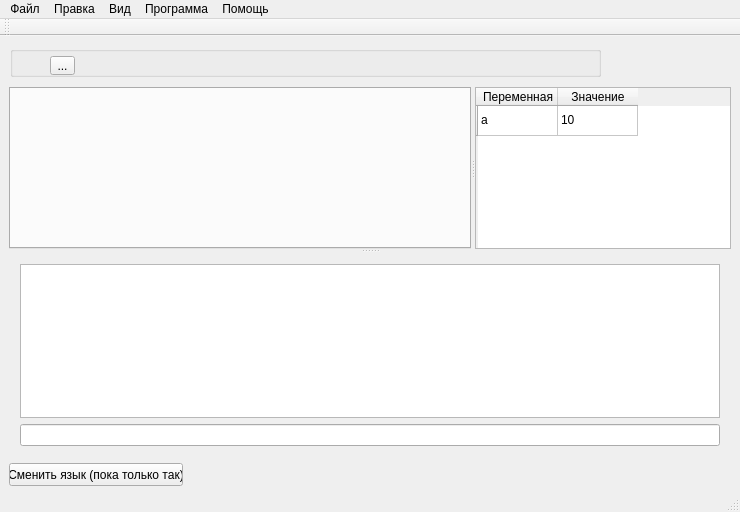
Qt form mainwindow.ui (NOOBS-DevTeam/Appendix) before a commit.
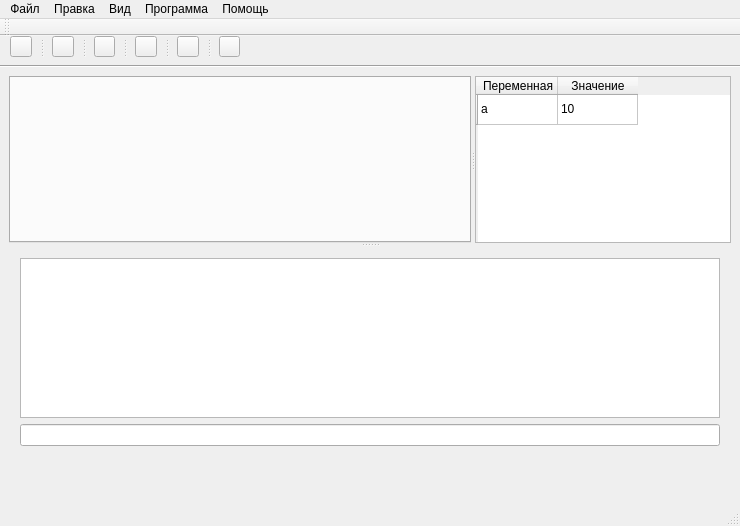
The same form after that commit. Icons and pictures are not drawn.

Commit message: Добавил красивые кнопки, а "сменить язык" спрятал

```diff
--- a/mainwindow.ui
+++ b/mainwindow.ui
@@ -7,7 +7,7 @@
     <x>0</x>
     <y>0</y>
     <width>740</width>
-    <height>512</height>
+    <height>526</height>
    </rect>
   </property>
   <property name="sizePolicy">
@@ -42,11 +42,15 @@
     <property name="geometry">
      <rect>
       <x>9</x>
-      <y>51</y>
+      <y>40</y>
       <width>722</width>
-      <height>370</height>
+      <height>381</height>
      </rect>
     </property>
+    <property name="orientation">
+     <enum>Qt::Vertical</enum>
+    </property>
+    <widget class="QSplitter" name="splitter_4">
     <property name="orientation">
      <enum>Qt::Vertical</enum>
     </property>
@@ -153,48 +157,180 @@
      </layout>
     </widget>
    </widget>
-   <widget class="QPushButton" name="pushButton">
+   </widget>
+   <widget class="Line" name="line">
     <property name="geometry">
      <rect>
-      <x>9</x>
-      <y>427</y>
-      <width>174</width>
-      <height>23</height>
+      <x>0</x>
+      <y>20</y>
+      <width>771</width>
+      <height>21</height>
      </rect>
     </property>
-    <property name="text">
-     <string>Сменить язык (пока только так)</string>
-    </property>
-    <property name="default">
-     <bool>false</bool>
-    </property>
-    <property name="flat">
-     <bool>false</bool>
+    <property name="orientation">
+     <enum>Qt::Horizontal</enum>
     </property>
    </widget>
-   <widget class="QGroupBox" name="groupBox">
+   <widget class="QSplitter" name="splitter_3">
     <property name="geometry">
      <rect>
       <x>10</x>
-      <y>10</y>
-      <width>591</width>
-      <height>31</height>
+      <y>0</y>
+      <width>231</width>
+      <height>21</height>
      </rect>
     </property>
-    <property name="title">
-     <string/>
+    <property name="lineWidth">
+     <number>1</number>
+    </property>
+    <property name="orientation">
+     <enum>Qt::Horizontal</enum>
+    </property>
+    <property name="handleWidth">
+     <number>20</number>
     </property>
     <widget class="QToolButton" name="toolButton">
-     <property name="geometry">
-      <rect>
-       <x>40</x>
-       <y>10</y>
-       <width>25</width>
-       <height>19</height>
-      </rect>
+     <property name="cursor">
+      <cursorShape>PointingHandCursor</cursorShape>
      </property>
      <property name="text">
-      <string>...</string>
+      <string/>
+     </property>
+     <property name="icon">
+      <iconset>
+       <normaloff>../../Users/Владимир/Desktop/new.ico</normaloff>../../Users/Владимир/Desktop/new.ico</iconset>
+     </property>
+     <property name="iconSize">
+      <size>
+       <width>200</width>
+       <height>200</height>
+      </size>
+     </property>
+     <property name="autoRepeat">
+      <bool>false</bool>
+     </property>
+     <property name="autoExclusive">
+      <bool>false</bool>
+     </property>
+    </widget>
+    <widget class="QToolButton" name="toolButton_2">
+     <property name="cursor">
+      <cursorShape>PointingHandCursor</cursorShape>
+     </property>
+     <property name="text">
+      <string/>
+     </property>
+     <property name="icon">
+      <iconset>
+       <normaloff>../../Users/Владимир/Desktop/save.ico</normaloff>../../Users/Владимир/Desktop/save.ico</iconset>
+     </property>
+     <property name="iconSize">
+      <size>
+       <width>200</width>
+       <height>200</height>
+      </size>
+     </property>
+     <property name="autoRepeat">
+      <bool>false</bool>
+     </property>
+     <property name="autoExclusive">
+      <bool>false</bool>
+     </property>
+    </widget>
+    <widget class="QToolButton" name="toolButton_3">
+     <property name="cursor">
+      <cursorShape>PointingHandCursor</cursorShape>
+     </property>
+     <property name="text">
+      <string/>
+     </property>
+     <property name="icon">
+      <iconset>
+       <normaloff>../../Users/Владимир/Desktop/save_as.ico</normaloff>../../Users/Владимир/Desktop/save_as.ico</iconset>
+     </property>
+     <property name="iconSize">
+      <size>
+       <width>200</width>
+       <height>200</height>
+      </size>
+     </property>
+     <property name="autoRepeat">
+      <bool>false</bool>
+     </property>
+     <property name="autoExclusive">
+      <bool>false</bool>
+     </property>
+    </widget>
+    <widget class="QToolButton" name="toolButton_4">
+     <property name="cursor">
+      <cursorShape>PointingHandCursor</cursorShape>
+     </property>
+     <property name="text">
+      <string/>
+     </property>
+     <property name="icon">
+      <iconset>
+       <normaloff>../../Users/Владимир/Desktop/open.ico</normaloff>../../Users/Владимир/Desktop/open.ico</iconset>
+     </property>
+     <property name="iconSize">
+      <size>
+       <width>200</width>
+       <height>200</height>
+      </size>
+     </property>
+     <property name="autoRepeat">
+      <bool>false</bool>
+     </property>
+     <property name="autoExclusive">
+      <bool>false</bool>
+     </property>
+    </widget>
+    <widget class="QToolButton" name="toolButton_5">
+     <property name="cursor">
+      <cursorShape>PointingHandCursor</cursorShape>
+     </property>
+     <property name="text">
+      <string/>
+     </property>
+     <property name="icon">
+      <iconset>
+       <normaloff>../../Users/Владимир/Desktop/play.ico</normaloff>../../Users/Владимир/Desktop/play.ico</iconset>
+     </property>
+     <property name="iconSize">
+      <size>
+       <width>200</width>
+       <height>200</height>
+      </size>
+     </property>
+     <property name="autoRepeat">
+      <bool>false</bool>
+     </property>
+     <property name="autoExclusive">
+      <bool>false</bool>
+     </property>
+    </widget>
+    <widget class="QToolButton" name="toolButton_6">
+     <property name="cursor">
+      <cursorShape>PointingHandCursor</cursorShape>
+     </property>
+     <property name="text">
+      <string/>
+     </property>
+     <property name="icon">
+      <iconset>
+       <normaloff>../../Users/Владимир/Desktop/stop.ico</normaloff>../../Users/Владимир/Desktop/stop.ico</iconset>
+     </property>
+     <property name="iconSize">
+      <size>
+       <width>200</width>
+       <height>200</height>
+      </size>
+     </property>
+     <property name="autoRepeat">
+      <bool>false</bool>
+     </property>
+     <property name="autoExclusive">
+      <bool>false</bool>
      </property>
     </widget>
    </widget>
```
Left out of the diff: 19 changed lines with no effect on the pictures. Lines whose indentation alone changed are shown as unchanged. The commit also changes 2 other files.
